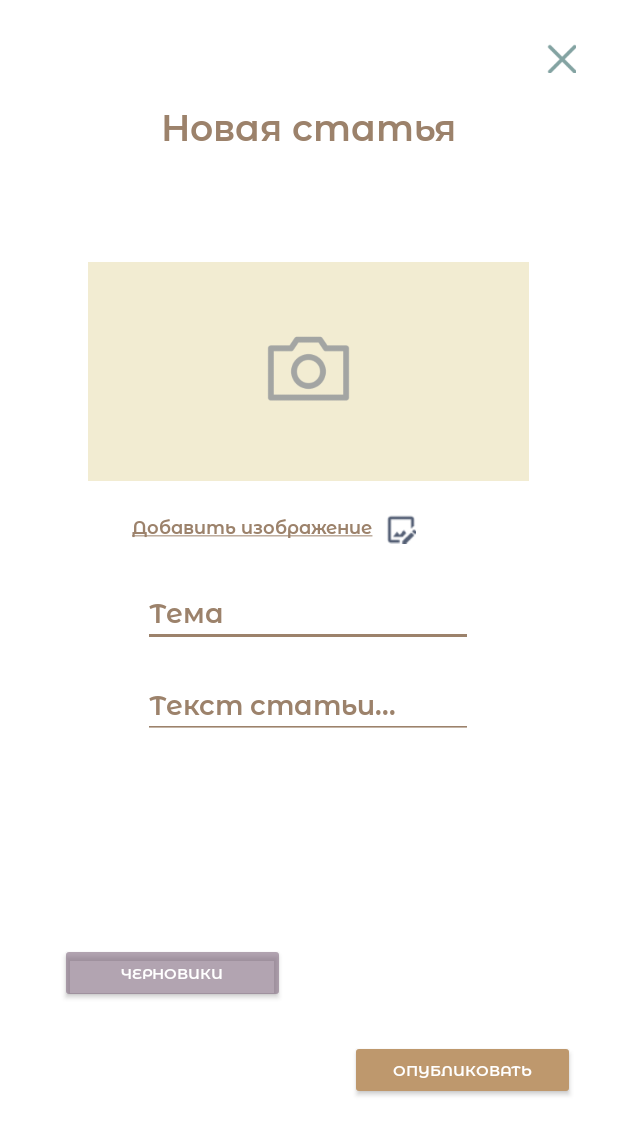
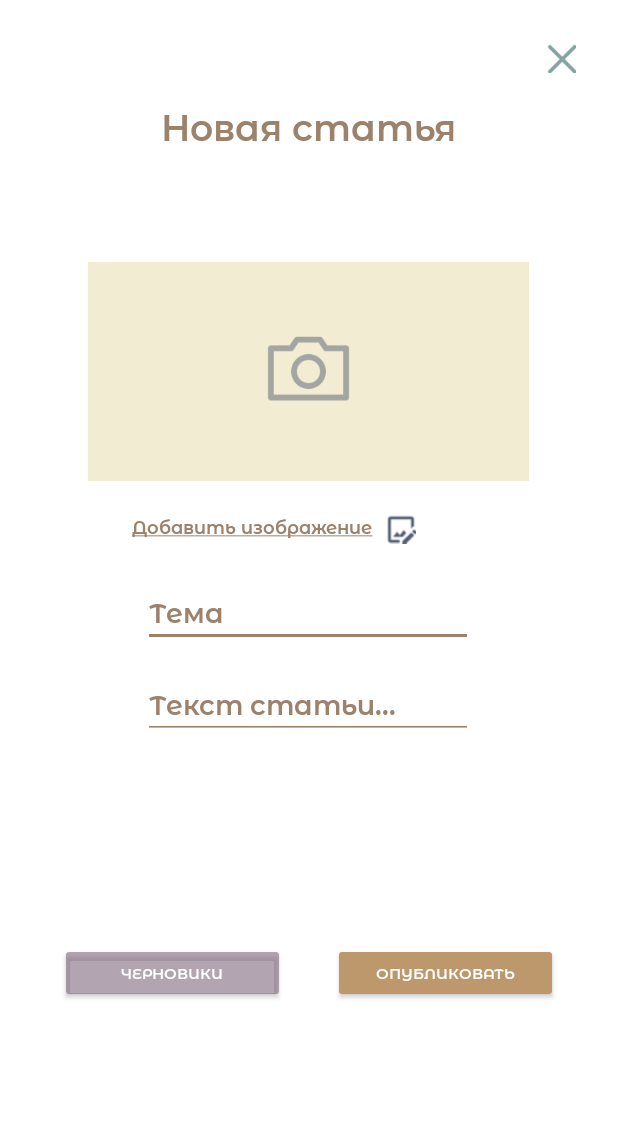
Before and after one commit to h31l0k1tty/NoteEditor, an Android app: the NewArticleActivity screen opened directly, with no data from a screen before it, on a phone screen of 412 x 824 dp. Shown: the top 1135 px of the screen. Run offline under Robolectric (Android 15) with nearby library versions, the phone set to English and light mode, and no system bars; network calls fail.

Commit message:
Fixed layout position

```diff
--- a/app/src/main/res/layout/activity_new_article.xml
+++ b/app/src/main/res/layout/activity_new_article.xml
@@ -4,24 +4,21 @@
     xmlns:tools="http://schemas.android.com/tools"
     android:layout_width="match_parent"
     android:layout_height="match_parent"
-    tools:context=".activities.NewArticleActivity"
-    android:background="@color/baseColor">
+    android:background="@color/baseColor"
+    tools:context=".activities.NewArticleActivity">
 
     <Button
         android:id="@+id/add"
         android:layout_width="150dp"
         android:layout_height="40dp"
-        android:layout_marginStart="40dp"
+        android:layout_marginTop="136dp"
+        android:layout_marginEnd="40dp"
         android:backgroundTint="@color/prime_button_color"
         android:fontFamily="@font/montserrat_alternates_semibold"
         android:text="Опубликовать"
         android:textSize="10sp"
-        app:layout_constraintBottom_toBottomOf="parent"
         app:layout_constraintEnd_toEndOf="parent"
-        app:layout_constraintHorizontal_bias="0.096"
-        app:layout_constraintStart_toEndOf="@+id/button"
-        app:layout_constraintTop_toBottomOf="@+id/editTextTextMultiLine3"
-        app:layout_constraintVertical_bias="0.688" />
+        app:layout_constraintTop_toBottomOf="@+id/editTextTextMultiLine3" />
 
     <TextView
         android:id="@+id/textView"
@@ -30,8 +27,8 @@
         android:layout_marginTop="68dp"
         android:fontFamily="@font/montserrat_alternates_semibold"
         android:text="Новая статья"
+        android:textColor="@color/accent_color"
         android:textSize="24dp"
-        android:textColor="@color/accent_color"
         app:layout_constraintEnd_toEndOf="parent"
         app:layout_constraintHorizontal_bias="0.498"
         app:layout_constraintStart_toStartOf="parent"
@@ -52,13 +49,13 @@
     <TextView
         android:id="@+id/textView2"
         android:layout_width="165dp"
-        android:fontFamily="@font/montserrat_alternates_semibold"
         android:layout_height="23dp"
-        android:textColor="@color/accent_color"
         android:layout_marginStart="88dp"
         android:layout_marginTop="16dp"
+        android:fontFamily="@font/montserrat_alternates_semibold"
+        android:text="@string/newPhoto"
+        android:textColor="@color/accent_color"
         android:textSize="12sp"
-        android:text="@string/newPhoto"
         app:layout_constraintStart_toStartOf="parent"
         app:layout_constraintTop_toBottomOf="@+id/imageView" />
 
@@ -77,14 +74,14 @@
         android:layout_width="wrap_content"
         android:layout_height="wrap_content"
         android:layout_marginTop="20dp"
+        android:backgroundTint="@color/accent_color"
+        android:ems="10"
         android:fontFamily="@font/montserrat_alternates_semibold"
-        android:ems="10"
+        android:hint="Тема"
+        android:inputType="textPersonName"
+        android:maxLength="100"
         android:textColor="@color/accent_color"
-        android:backgroundTint="@color/accent_color"
         android:textColorHint="@color/accent_color"
-        android:inputType="textPersonName"
-        android:hint="Тема"
-        android:maxLength="100"
         app:layout_constraintEnd_toEndOf="parent"
         app:layout_constraintHorizontal_bias="0.497"
         app:layout_constraintStart_toStartOf="parent"
@@ -95,16 +92,16 @@
         android:layout_width="wrap_content"
         android:layout_height="wrap_content"
         android:layout_marginTop="16dp"
+        android:backgroundTint="@color/accent_color"
+        android:ems="10"
         android:fontFamily="@font/montserrat_alternates_semibold"
-        android:ems="10"
         android:gravity="start|top"
+        android:hint="Текст статьи..."
         android:inputType="textCapSentences|textMultiLine"
         android:maxLength="2000"
+        android:maxLines="4"
         android:textColor="@color/accent_color"
-        android:backgroundTint="@color/accent_color"
         android:textColorHint="@color/accent_color"
-        android:maxLines="4"
-        android:hint="Текст статьи..."
         app:layout_constraintEnd_toEndOf="parent"
         app:layout_constraintHorizontal_bias="0.497"
         app:layout_constraintStart_toStartOf="parent"
@@ -117,9 +114,9 @@
         android:layout_marginStart="40dp"
         android:layout_marginTop="136dp"
         android:backgroundTint="@color/secondary_color"
-        android:textSize="10sp"
         android:fontFamily="@font/montserrat_alternates_semibold"
         android:text="Черновики"
+        android:textSize="10sp"
         app:layout_constraintStart_toStartOf="parent"
         app:layout_constraintTop_toBottomOf="@+id/editTextTextMultiLine3" />
 
```
